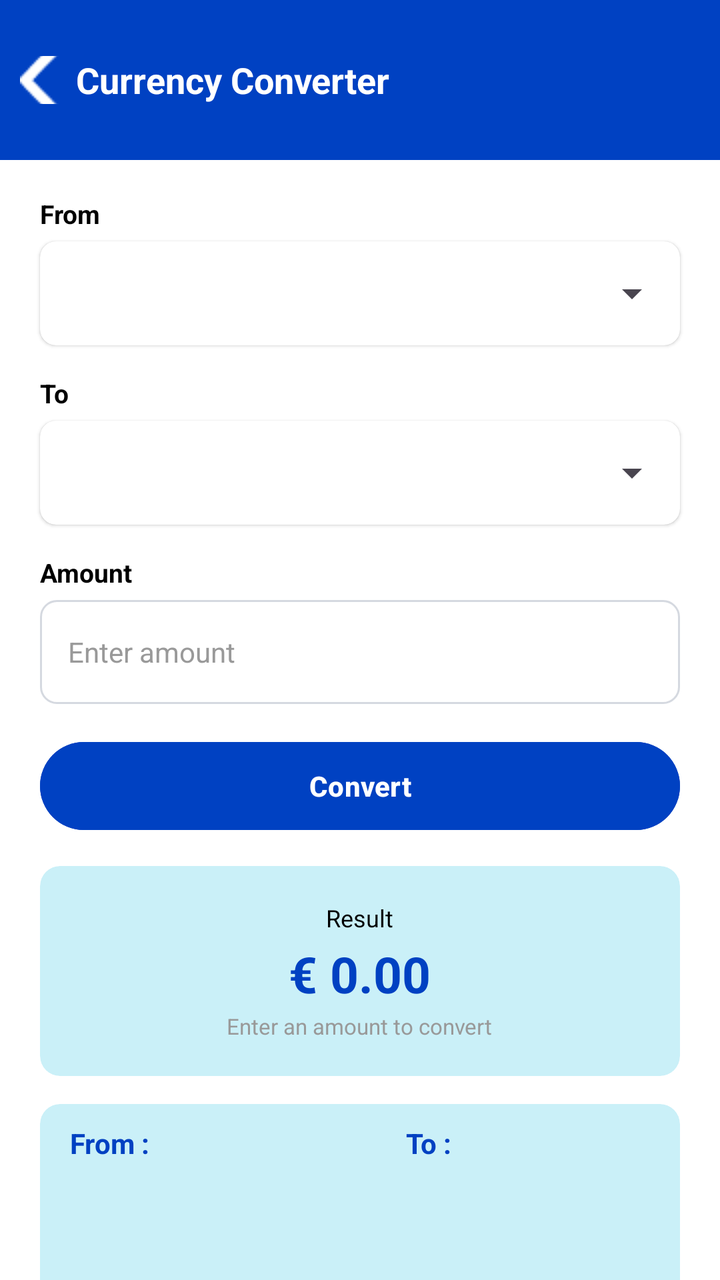
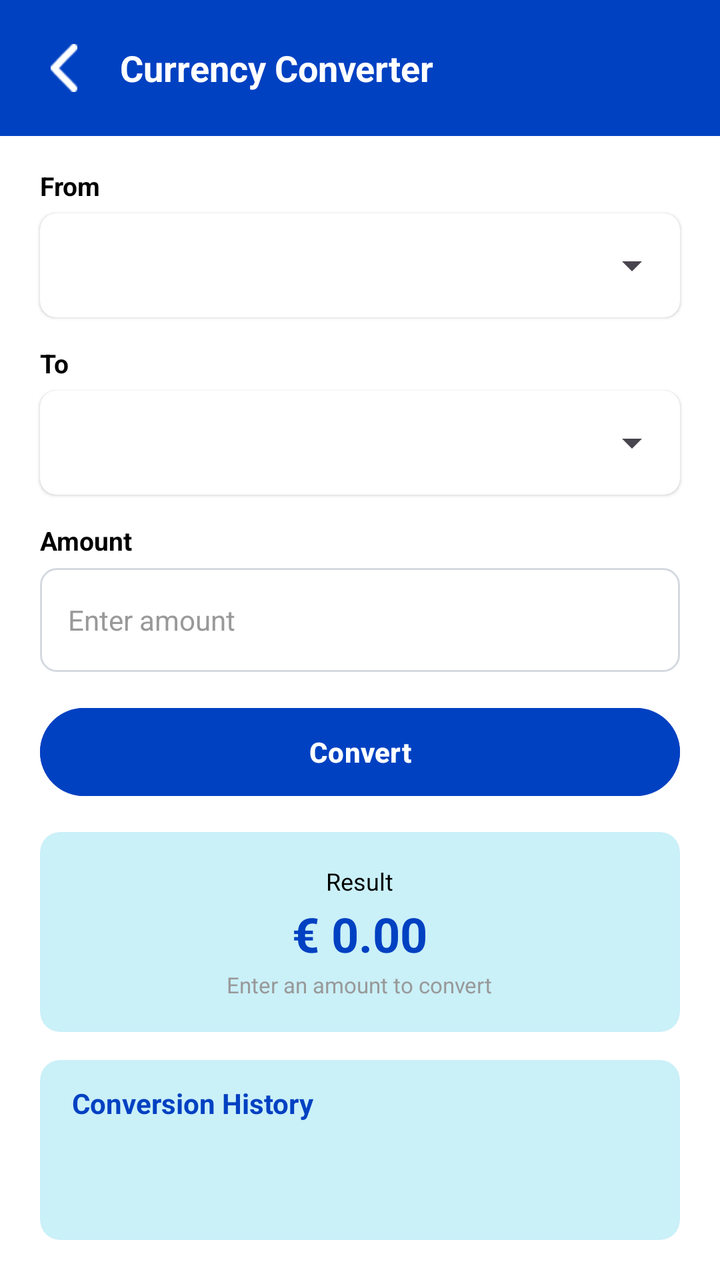

An Android layout rendered at two revisions. The XML below is the earlier revision; the diff shows what the commit changed to produce the second picture.
<!-- AndroidManifest.xml: application theme Theme.Task_2 -->
<!-- res/layout/activity_converter.xml -->
<?xml version="1.0" encoding="utf-8"?>
<androidx.constraintlayout.widget.ConstraintLayout
    xmlns:android="http://schemas.android.com/apk/res/android"
    xmlns:app="http://schemas.android.com/apk/res-auto"
    xmlns:tools="http://schemas.android.com/tools"

    android:id="@+id/main"
    android:layout_width="match_parent"
    android:layout_height="match_parent"
    android:background="@color/white"
    tools:context=".converter">

    <LinearLayout
        android:id="@+id/headerLayout"
        android:layout_width="0dp"
        android:layout_height="80dp"
        android:background="@color/Blue"
        android:gravity="center_vertical"
        android:orientation="horizontal"
        android:paddingStart="8dp"
        android:paddingEnd="16dp"
        app:layout_constraintTop_toTopOf="parent"
        app:layout_constraintStart_toStartOf="parent"
        app:layout_constraintEnd_toEndOf="parent">

        <ImageButton
            android:id="@+id/backButton"
            android:layout_width="24dp"
            android:layout_height="24dp"
            android:background="?attr/selectableItemBackgroundBorderless"
            android:contentDescription="Back"
            android:padding="12dp"
            android:src="@drawable/ic_arrow_back"
            app:tint="@color/white" />

        <TextView
            android:layout_width="wrap_content"
            android:layout_height="wrap_content"
            android:layout_marginStart="6dp"
            android:text="Currency Converter"
            android:textColor="@color/white"
            android:textSize="18sp"
            android:textStyle="bold" />

    </LinearLayout>

    <TextView
        android:id="@+id/fromLabel"
        android:layout_width="wrap_content"
        android:layout_height="wrap_content"
        android:text="From"
        android:textColor="@color/black"
        android:textSize="13sp"
        android:textStyle="bold"
        android:layout_marginStart="20dp"
        android:layout_marginTop="18dp"
        app:layout_constraintTop_toBottomOf="@id/headerLayout"
        app:layout_constraintStart_toStartOf="parent" />

    <androidx.cardview.widget.CardView
        android:id="@+id/fromCard"
        android:layout_width="0dp"
        android:layout_height="52dp"
        android:layout_marginStart="20dp"
        android:layout_marginTop="5dp"
        android:layout_marginEnd="20dp"
        app:cardBackgroundColor="@color/white"
        app:cardCornerRadius="8dp"
        app:cardElevation="1dp"
        app:layout_constraintTop_toBottomOf="@id/fromLabel"
        app:layout_constraintStart_toStartOf="parent"
        app:layout_constraintEnd_toEndOf="parent">

        <Spinner
            android:id="@+id/spinner1"
            android:layout_width="match_parent"
            android:layout_height="match_parent"
            android:paddingStart="10dp"
            android:paddingEnd="8dp" />

    </androidx.cardview.widget.CardView>

    <TextView
        android:id="@+id/toLabel"
        android:layout_width="wrap_content"
        android:layout_height="wrap_content"
        android:text="To"
        android:textColor="@color/black"
        android:textSize="13sp"
        android:textStyle="bold"
        android:layout_marginStart="20dp"
        android:layout_marginTop="15dp"
        app:layout_constraintTop_toBottomOf="@id/fromCard"
        app:layout_constraintStart_toStartOf="parent" />

    <androidx.cardview.widget.CardView
        android:id="@+id/toCard"
        android:layout_width="0dp"
        android:layout_height="52dp"
        android:layout_marginStart="20dp"
        android:layout_marginTop="5dp"
        android:layout_marginEnd="20dp"
        app:cardBackgroundColor="@color/white"
        app:cardCornerRadius="8dp"
        app:cardElevation="1dp"
        app:layout_constraintTop_toBottomOf="@id/toLabel"
        app:layout_constraintStart_toStartOf="parent"
        app:layout_constraintEnd_toEndOf="parent">

        <Spinner
            android:id="@+id/spinner2"
            android:layout_width="match_parent"
            android:layout_height="match_parent"
            android:paddingStart="10dp"
            android:paddingEnd="8dp" />

    </androidx.cardview.widget.CardView>

    <TextView
        android:id="@+id/amountLabel"
        android:layout_width="wrap_content"
        android:layout_height="wrap_content"
        android:text="Amount"
        android:textColor="@color/black"
        android:textSize="13sp"
        android:textStyle="bold"
        android:layout_marginStart="20dp"
        android:layout_marginTop="15dp"
        app:layout_constraintTop_toBottomOf="@id/toCard"
        app:layout_constraintStart_toStartOf="parent" />

    <EditText
        android:id="@+id/amount"
        android:layout_width="0dp"
        android:layout_height="52dp"
        android:layout_marginStart="20dp"
        android:layout_marginTop="5dp"
        android:layout_marginEnd="20dp"
        android:background="@drawable/input_box"
        android:hint="Enter amount"
        android:inputType="numberDecimal"
        android:paddingStart="14dp"
        android:paddingEnd="14dp"
        android:singleLine="true"
        android:textColor="@color/black"
        android:textColorHint="@color/light_grey"
        android:textSize="14sp"
        app:layout_constraintTop_toBottomOf="@id/amountLabel"
        app:layout_constraintStart_toStartOf="parent"
        app:layout_constraintEnd_toEndOf="parent" />

    <Button
        android:id="@+id/Convertbtn"
        android:layout_width="match_parent"
        android:layout_height="52dp"
        android:layout_marginStart="20dp"
        android:layout_marginTop="15dp"
        android:layout_marginEnd="20dp"
        android:drawableTint="@color/Blue"
        android:text="Convert"
        android:textColor="@color/white"
        android:textSize="14sp"
        android:textStyle="bold"
        app:layout_constraintTop_toBottomOf="@id/amount"
        app:layout_constraintStart_toStartOf="parent"
        app:layout_constraintEnd_toEndOf="parent"
        android:backgroundTint="@color/Blue"/>

    <androidx.cardview.widget.CardView
        android:id="@+id/resultCard"
        android:layout_width="0dp"
        android:layout_height="105dp"
        android:layout_marginStart="20dp"
        android:layout_marginTop="14dp"
        android:layout_marginEnd="20dp"
        app:cardBackgroundColor="@color/light_blue"
        app:cardCornerRadius="10dp"
        app:cardElevation="0dp"
        app:layout_constraintTop_toBottomOf="@id/Convertbtn"
        app:layout_constraintStart_toStartOf="parent"
        app:layout_constraintEnd_toEndOf="parent">

        <LinearLayout
            android:layout_width="match_parent"
            android:layout_height="match_parent"
            android:gravity="center"
            android:orientation="vertical">

            <TextView
                android:layout_width="wrap_content"
                android:layout_height="wrap_content"
                android:text="Result"
                android:textColor="@color/black"
                android:textSize="12sp" />

            <TextView
                android:id="@+id/resultamount"
                android:layout_width="wrap_content"
                android:layout_height="wrap_content"
                android:layout_marginTop="3dp"
                android:text="€ 0.00"
                android:textColor="@color/Blue"
                android:textSize="25sp"
                android:textStyle="bold" />

            <TextView
                android:id="@+id/resultDetails"
                android:layout_width="wrap_content"
                android:layout_height="wrap_content"
                android:layout_marginTop="2dp"
                android:text="Enter an amount to convert"
                android:textColor="@color/light_grey"
                android:textSize="11sp" />

        </LinearLayout>

    </androidx.cardview.widget.CardView>

    <androidx.cardview.widget.CardView
        android:id="@+id/historycard"
        android:layout_width="0dp"
        android:layout_height="200dp"
        android:layout_marginStart="20dp"
        android:layout_marginTop="14dp"
        android:layout_marginEnd="20dp"
        app:cardBackgroundColor="@color/light_blue"
        app:cardCornerRadius="10dp"
        app:cardElevation="0dp"
        app:layout_constraintTop_toBottomOf="@id/resultCard"
        app:layout_constraintStart_toStartOf="parent"
        app:layout_constraintEnd_toEndOf="parent">

        <LinearLayout
            android:layout_width="wrap_content"
            android:layout_height="wrap_content"
            android:orientation="horizontal">
            <TextView
                android:layout_width="wrap_content"
                android:layout_height="wrap_content"
                android:textStyle="bold"
                android:textColor="@color/Blue"
                android:text="From : "
                android:layout_marginTop="10dp"
                android:layout_marginLeft="15dp"/>

            <LinearLayout
                android:layout_width="100dp"
                android:layout_height="wrap_content"
                android:orientation="vertical"
                android:layout_marginTop="10dp"
                android:layout_marginLeft="10dp">

                <ListView
                    android:layout_width="120dp"
                    android:layout_height="wrap_content"
                    android:id="@+id/FromCurrency" />

            </LinearLayout>

            <TextView
                android:layout_width="wrap_content"
                android:layout_height="wrap_content"
                android:textStyle="bold"
                android:textColor="@color/Blue"
                android:text="To : "
                android:layout_marginTop="10dp"
                android:layout_marginLeft="15dp"/>

            <LinearLayout
                android:layout_width="100dp"
                android:layout_height="wrap_content"
                android:orientation="vertical"
                android:layout_marginTop="10dp"
                android:layout_marginLeft="10dp">

                <ListView
                    android:layout_width="120dp"
                    android:layout_height="wrap_content"
                    android:id="@+id/ToCurrency"/>

            </LinearLayout>

        </LinearLayout>

    </androidx.cardview.widget.CardView>

</androidx.constraintlayout.widget.ConstraintLayout>
<!-- resources referenced by this layout -->
<resources>
  <color name="Blue">#0041C2</color>
  <color name="black">#FF000000</color>
  <color name="light_blue">#CAF0F8</color>
  <color name="light_grey">#999999</color>
  <color name="white">#FFFFFFFF</color>
  <!-- drawable ic_arrow_back: png bitmap (drawable, 340 bytes) -->
  <!-- drawable input_box (drawable) -->
  <?xml version="1.0" encoding="utf-8"?>
  <shape xmlns:android="http://schemas.android.com/apk/res/android"
      android:shape="rectangle">
  
      <solid android:color="@color/white" />
  
      <stroke
          android:width="1dp"
          android:color="#D5D9E0" />
  
      <corners android:radius="8dp" />
  
  </shape>
  <style name="Theme.Task_2" parent="Base.Theme.Task_2" />
  <style name="Base.Theme.Task_2" parent="Theme.Material3.DayNight.NoActionBar">
          
          <item name="colorPrimary">@color/Blue</item>
          <item name="colorPrimaryVariant">@color/Blue</item>
          <item name="android:statusBarColor">@color/Blue</item>
      </style>
</resources>

<!-- the commit's change to res/layout/activity_converter.xml (unified diff, before → after) -->
@@ -3,7 +3,6 @@
     xmlns:android="http://schemas.android.com/apk/res/android"
     xmlns:app="http://schemas.android.com/apk/res-auto"
     xmlns:tools="http://schemas.android.com/tools"
-
     android:id="@+id/main"
     android:layout_width="match_parent"
     android:layout_height="match_parent"
@@ -13,30 +12,34 @@
     <LinearLayout
         android:id="@+id/headerLayout"
         android:layout_width="0dp"
-        android:layout_height="80dp"
+        android:layout_height="wrap_content"
+        android:minHeight="64dp"
         android:background="@color/Blue"
         android:gravity="center_vertical"
         android:orientation="horizontal"
         android:paddingStart="8dp"
         android:paddingEnd="16dp"
+        android:paddingTop="10dp"
+        android:paddingBottom="10dp"
         app:layout_constraintTop_toTopOf="parent"
         app:layout_constraintStart_toStartOf="parent"
         app:layout_constraintEnd_toEndOf="parent">
 
         <ImageButton
             android:id="@+id/backButton"
-            android:layout_width="24dp"
-            android:layout_height="24dp"
+            android:layout_width="48dp"
+            android:layout_height="48dp"
             android:background="?attr/selectableItemBackgroundBorderless"
             android:contentDescription="Back"
             android:padding="12dp"
+            android:scaleType="fitCenter"
             android:src="@drawable/ic_arrow_back"
             app:tint="@color/white" />
 
         <TextView
             android:layout_width="wrap_content"
             android:layout_height="wrap_content"
-            android:layout_marginStart="6dp"
+            android:layout_marginStart="4dp"
             android:text="Currency Converter"
             android:textColor="@color/white"
             android:textSize="18sp"
@@ -53,7 +56,7 @@
         android:textSize="13sp"
         android:textStyle="bold"
         android:layout_marginStart="20dp"
-        android:layout_marginTop="18dp"
+        android:layout_marginTop="16dp"
         app:layout_constraintTop_toBottomOf="@id/headerLayout"
         app:layout_constraintStart_toStartOf="parent" />
 
@@ -89,7 +92,7 @@
         android:textSize="13sp"
         android:textStyle="bold"
         android:layout_marginStart="20dp"
-        android:layout_marginTop="15dp"
+        android:layout_marginTop="14dp"
         app:layout_constraintTop_toBottomOf="@id/fromCard"
         app:layout_constraintStart_toStartOf="parent" />
 
@@ -125,7 +128,7 @@
         android:textSize="13sp"
         android:textStyle="bold"
         android:layout_marginStart="20dp"
-        android:layout_marginTop="15dp"
+        android:layout_marginTop="14dp"
         app:layout_constraintTop_toBottomOf="@id/toCard"
         app:layout_constraintStart_toStartOf="parent" />
 
@@ -151,25 +154,24 @@
 
     <Button
         android:id="@+id/Convertbtn"
-        android:layout_width="match_parent"
-        android:layout_height="52dp"
-        android:layout_marginStart="20dp"
-        android:layout_marginTop="15dp"
-        android:layout_marginEnd="20dp"
-        android:drawableTint="@color/Blue"
+        android:layout_width="0dp"
+        android:layout_height="52dp"
+        android:layout_marginStart="20dp"
+        android:layout_marginTop="14dp"
+        android:layout_marginEnd="20dp"
+        android:backgroundTint="@color/Blue"
         android:text="Convert"
         android:textColor="@color/white"
         android:textSize="14sp"
         android:textStyle="bold"
         app:layout_constraintTop_toBottomOf="@id/amount"
         app:layout_constraintStart_toStartOf="parent"
-        app:layout_constraintEnd_toEndOf="parent"
-        android:backgroundTint="@color/Blue"/>
+        app:layout_constraintEnd_toEndOf="parent" />
 
     <androidx.cardview.widget.CardView
         android:id="@+id/resultCard"
         android:layout_width="0dp"
-        android:layout_height="105dp"
+        android:layout_height="100dp"
         android:layout_marginStart="20dp"
         android:layout_marginTop="14dp"
         android:layout_marginEnd="20dp"
@@ -197,10 +199,10 @@
                 android:id="@+id/resultamount"
                 android:layout_width="wrap_content"
                 android:layout_height="wrap_content"
-                android:layout_marginTop="3dp"
+                android:layout_marginTop="2dp"
                 android:text="€ 0.00"
                 android:textColor="@color/Blue"
-                android:textSize="25sp"
+                android:textSize="24sp"
                 android:textStyle="bold" />
 
             <TextView
@@ -219,66 +221,42 @@
     <androidx.cardview.widget.CardView
         android:id="@+id/historycard"
         android:layout_width="0dp"
-        android:layout_height="200dp"
-        android:layout_marginStart="20dp"
-        android:layout_marginTop="14dp"
-        android:layout_marginEnd="20dp"
+        android:layout_height="0dp"
+        android:layout_marginStart="20dp"
+        android:layout_marginTop="14dp"
+        android:layout_marginEnd="20dp"
+        android:layout_marginBottom="20dp"
         app:cardBackgroundColor="@color/light_blue"
         app:cardCornerRadius="10dp"
         app:cardElevation="0dp"
         app:layout_constraintTop_toBottomOf="@id/resultCard"
+        app:layout_constraintBottom_toBottomOf="parent"
         app:layout_constraintStart_toStartOf="parent"
         app:layout_constraintEnd_toEndOf="parent">
 
         <LinearLayout
-            android:layout_width="wrap_content"
-            android:layout_height="wrap_content"
-            android:orientation="horizontal">
-            <TextView
-                android:layout_width="wrap_content"
-                android:layout_height="wrap_content"
-                android:textStyle="bold"
+            android:layout_width="match_parent"
+            android:layout_height="match_parent"
+            android:orientation="vertical"
+            android:padding="8dp">
+
+            <TextView
+                android:layout_width="wrap_content"
+                android:layout_height="wrap_content"
+                android:layout_marginStart="8dp"
+                android:layout_marginTop="4dp"
+                android:layout_marginBottom="4dp"
+                android:text="Conversion History"
                 android:textColor="@color/Blue"
-                android:text="From : "
-                android:layout_marginTop="10dp"
-                android:layout_marginLeft="15dp"/>
-
-            <LinearLayout
-                android:layout_width="100dp"
-                android:layout_height="wrap_content"
-                android:orientation="vertical"
-                android:layout_marginTop="10dp"
-                android:layout_marginLeft="10dp">
-
-                <ListView
-                    android:layout_width="120dp"
-                    android:layout_height="wrap_content"
-                    android:id="@+id/FromCurrency" />
-
-            </LinearLayout>
-
-            <TextView
-                android:layout_width="wrap_content"
-                android:layout_height="wrap_content"
-                android:textStyle="bold"
-                android:textColor="@color/Blue"
-                android:text="To : "
-                android:layout_marginTop="10dp"
-                android:layout_marginLeft="15dp"/>
-
-            <LinearLayout
-                android:layout_width="100dp"
-                android:layout_height="wrap_content"
-                android:orientation="vertical"
-                android:layout_marginTop="10dp"
-                android:layout_marginLeft="10dp">
-
-                <ListView
-                    android:layout_width="120dp"
-                    android:layout_height="wrap_content"
-                    android:id="@+id/ToCurrency"/>
-
-            </LinearLayout>
+                android:textSize="14sp"
+                android:textStyle="bold" />
+
+            <ListView
+                android:id="@+id/historyList"
+                android:layout_width="match_parent"
+                android:layout_height="match_parent"
+                android:divider="#D5E3F0"
+                android:dividerHeight="1dp" />
 
         </LinearLayout>
 
